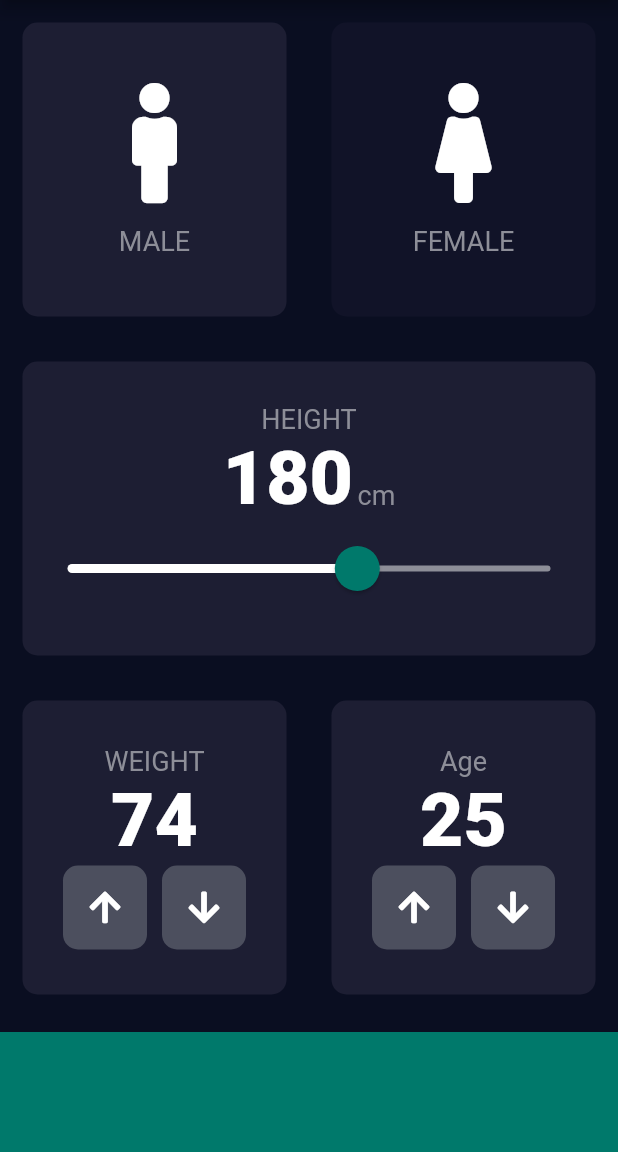
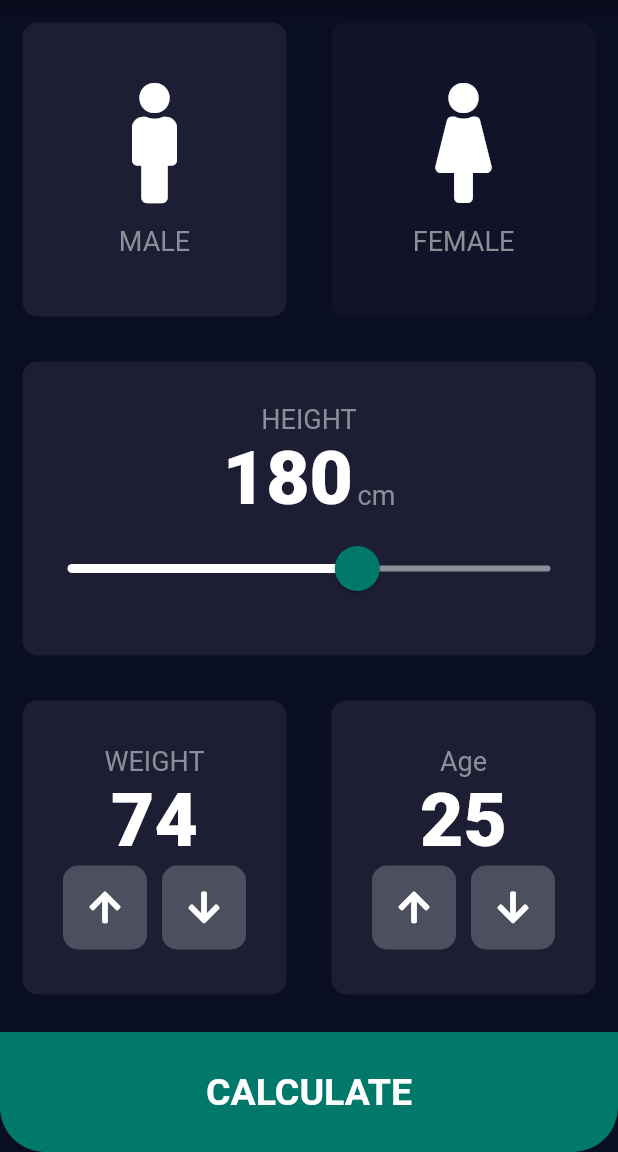
Before and after one commit to AsaduzzamanSam/BMIcalculator, a Flutter app: the screen it shows after launch, on a phone screen of 412 x 824 dp, the part 84-1236 px from its top. Run offline on Flutter 3.47's test engine with Material 2 defaults, Android fonts, the phone set to English and light mode, and no system bars; our stand-ins replace font_awesome_flutter.

Commit message:
complete the design without functionality

```diff
--- /dev/null
+++ b/lib/bottomButton.dart
@@ -0,0 +1,33 @@
+import 'package:flutter/material.dart';
+import 'constants.dart';
+
+class BottomButton extends StatelessWidget {
+  BottomButton({required this.onPress, required this.bottomTitle});
+
+  final String bottomTitle;
+  final VoidCallback onPress;
+
+  @override
+  Widget build(BuildContext context) {
+    return GestureDetector(
+      onTap: onPress,
+      child: Container(
+        child: Center(
+            child: Text(
+              bottomTitle,
+              style: kLargeButtonTextStyle,
+            )),
+        margin: EdgeInsets.only(top: 10.0),
+        decoration: BoxDecoration(
+          borderRadius: BorderRadius.only(
+            bottomLeft: Radius.circular(30),
+            bottomRight: Radius.circular(30),
+          ),
+          color: kBottomContainerColor,
+        ),
+        height: kBottomButtonHeight,
+        width: double.infinity,
+      ),
+    );
+  }
+}
--- a/lib/input_page.dart
+++ b/lib/input_page.dart
@@ -3,6 +3,8 @@ import 'package:font_awesome_flutter/font_awesome_flutter.dart';
 import 'icon_content.dart';
 import 'reusable_card.dart';
 import 'constants.dart';
+import 'result_page.dart';
+import 'bottomButton.dart';
 
 enum genderType {
   male,
@@ -214,13 +216,20 @@ class _InputPageState extends State<InputPage> {
               ],
             ),
           ),
-          Container(
-            margin: EdgeInsets.only(top: 10.0),
-            decoration: BoxDecoration(
-              color: kBottomContainerColor,
-            ),
-            height: kBottomButtonHeight,
-            width: double.infinity,
+          BottomButton(
+            onPress: () {
+              setState(
+                () {
+                  Navigator.push(
+                    context,
+                    MaterialPageRoute(
+                      builder: (context) => ResultPage(),
+                    ),
+                  );
+                },
+              );
+            },
+            bottomTitle: "CALCULATE",
           ),
         ],
       ),
```
Also changed, not shown: lib/constants.dart (+25 -0 lines), lib/result_page.dart (added, +48 -0 lines).
